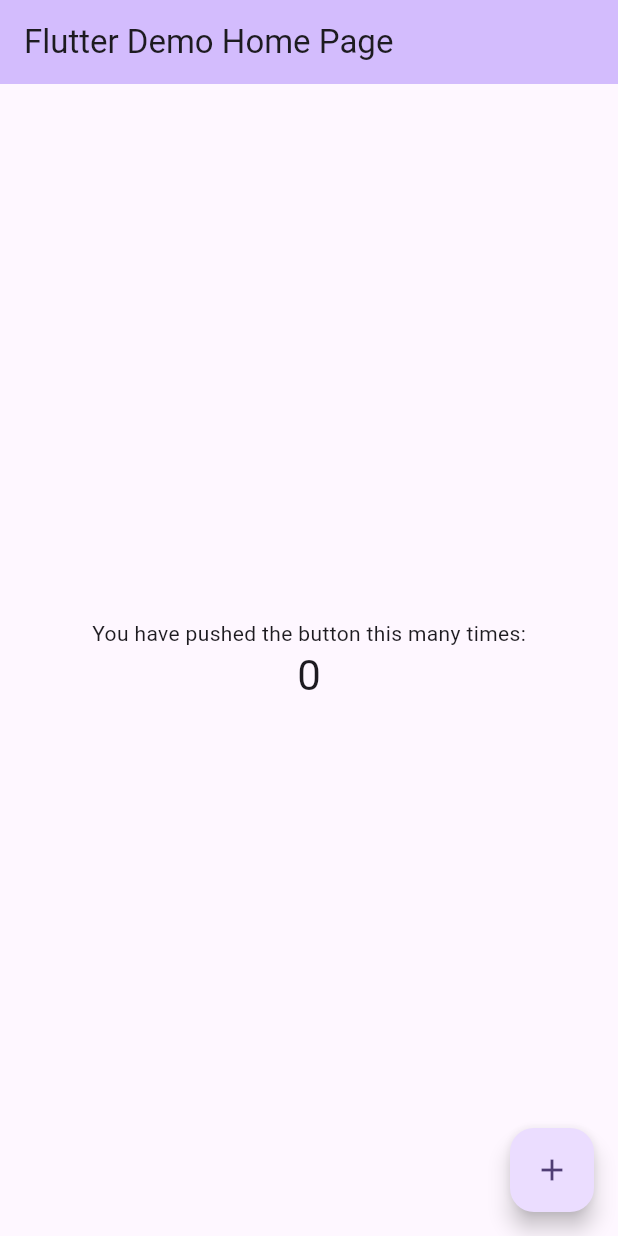
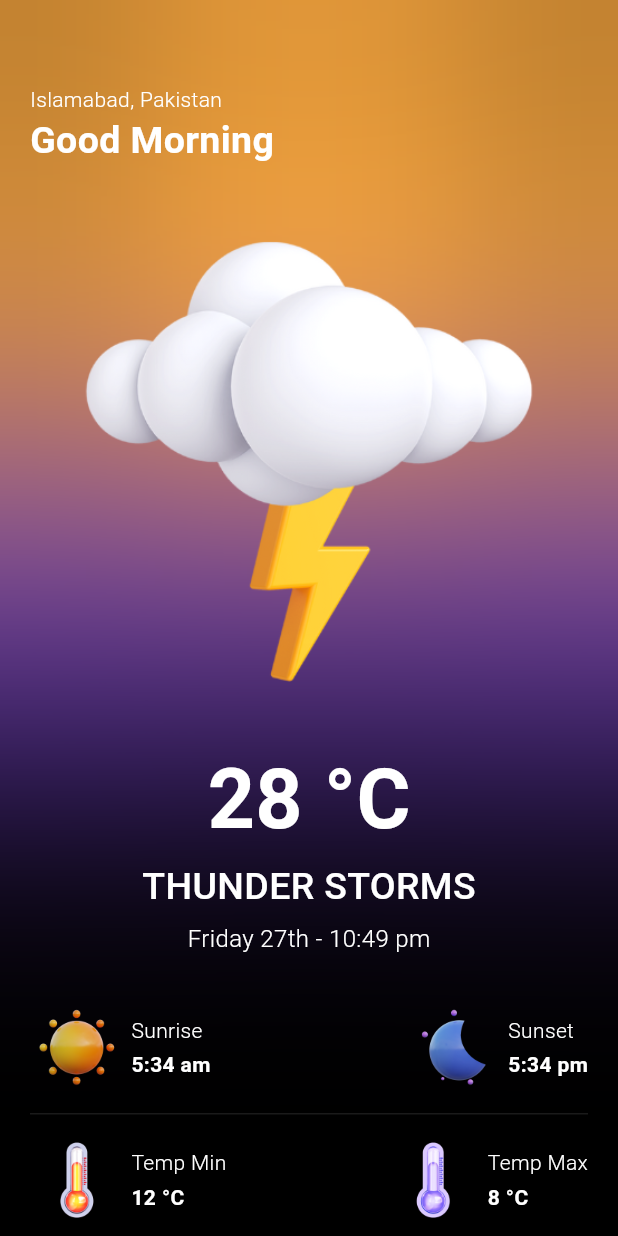
Before and after one commit to IkramKhan-DevOps/weather_app, a Flutter app: the screen it shows after launch, on a phone screen of 412 x 824 dp. Run offline on Flutter 3.47's test engine with Material 3 defaults, Android fonts, the phone set to English and light mode, and no system bars.

Commit message:
DESIGN | KOTLIN | DEPENDECIES | GRADLE - home page design ready and some configs

```diff
--- a/lib/main.dart
+++ b/lib/main.dart
@@ -1,4 +1,5 @@
 import 'package:flutter/material.dart';
+import 'package:weather/screens/home.dart';
 
 void main() {
   runApp(const MyApp());
@@ -11,115 +12,12 @@ class MyApp extends StatelessWidget {
   @override
   Widget build(BuildContext context) {
     return MaterialApp(
-      title: 'Flutter Demo',
+      title: 'Weather App',
       theme: ThemeData(
-        // This is the theme of your application.
-        //
-        // TRY THIS: Try running your application with "flutter run". You'll see
-        // the application has a purple toolbar. Then, without quitting the app,
-        // try changing the seedColor in the colorScheme below to Colors.green
-        // and then invoke "hot reload" (save your changes or press the "hot
-        // reload" button in a Flutter-supported IDE, or press "r" if you used
-        // the command line to start the app).
-        //
-        // Notice that the counter didn't reset back to zero; the application
-        // state is not lost during the reload. To reset the state, use hot
-        // restart instead.
-        //
-        // This works for code too, not just values: Most code changes can be
-        // tested with just a hot reload.
         colorScheme: ColorScheme.fromSeed(seedColor: Colors.deepPurple),
         useMaterial3: true,
       ),
-      home: const MyHomePage(title: 'Flutter Demo Home Page'),
+      home: HomeScreen(),
     );
   }
 }
-
-class MyHomePage extends StatefulWidget {
-  const MyHomePage({super.key, required this.title});
-
-  // This widget is the home page of your application. It is stateful, meaning
-  // that it has a State object (defined below) that contains fields that affect
-  // how it looks.
-
-  // This class is the configuration for the state. It holds the values (in this
-  // case the title) provided by the parent (in this case the App widget) and
-  // used by the build method of the State. Fields in a Widget subclass are
-  // always marked "final".
-
-  final String title;
-
-  @override
-  State<MyHomePage> createState() => _MyHomePageState();
-}
-
-class _MyHomePageState extends State<MyHomePage> {
-  int _counter = 0;
-
-  void _incrementCounter() {
-    setState(() {
-      // This call to setState tells the Flutter framework that something has
-      // changed in this State, which causes it to rerun the build method below
-      // so that the display can reflect the updated values. If we changed
-      // _counter without calling setState(), then the build method would not be
-      // called again, and so nothing would appear to happen.
-      _counter++;
-    });
-  }
-
-  @override
-  Widget build(BuildContext context) {
-    // This method is rerun every time setState is called, for instance as done
-    // by the _incrementCounter method above.
-    //
-    // The Flutter framework has been optimized to make rerunning build methods
-    // fast, so that you can just rebuild anything that needs updating rather
-    // than having to individually change instances of widgets.
-    return Scaffold(
-      appBar: AppBar(
-        // TRY THIS: Try changing the color here to a specific color (to
-        // Colors.amber, perhaps?) and trigger a hot reload to see the AppBar
-        // change color while the other colors stay the same.
-        backgroundColor: Theme.of(context).colorScheme.inversePrimary,
-        // Here we take the value from the MyHomePage object that was created by
-        // the App.build method, and use it to set our appbar title.
-        title: Text(widget.title),
-      ),
-      body: Center(
-        // Center is a layout widget. It takes a single child and positions it
-        // in the middle of the parent.
-        child: Column(
-          // Column is also a layout widget. It takes a list of children and
-          // arranges them vertically. By default, it sizes itself to fit its
-          // children horizontally, and tries to be as tall as its parent.
-          //
-          // Column has various properties to control how it sizes itself and
-          // how it positions its children. Here we use mainAxisAlignment to
-          // center the children vertically; the main axis here is the vertical
-          // axis because Columns are vertical (the cross axis would be
-          // horizontal).
-          //
-          // TRY THIS: Invoke "debug painting" (choose the "Toggle Debug Paint"
-          // action in the IDE, or press "p" in the console), to see the
-          // wireframe for each widget.
-          mainAxisAlignment: MainAxisAlignment.center,
-          children: <Widget>[
-            const Text(
-              'You have pushed the button this many times:',
-            ),
-            Text(
-              '$_counter',
-              style: Theme.of(context).textTheme.headlineMedium,
-            ),
-          ],
-        ),
-      ),
-      floatingActionButton: FloatingActionButton(
-        onPressed: _incrementCounter,
-        tooltip: 'Increment',
-        child: const Icon(Icons.add),
-      ), // This trailing comma makes auto-formatting nicer for build methods.
-    );
-  }
-}
--- /dev/null
+++ b/lib/screens/home.dart
@@ -0,0 +1,304 @@
+import 'dart:ui';
+
+import 'package:flutter/cupertino.dart';
+import 'package:flutter/material.dart';
+import 'package:flutter/painting.dart';
+import 'package:flutter/services.dart';
+
+class HomeScreen extends StatelessWidget {
+  const HomeScreen({super.key});
+
+  @override
+  Widget build(BuildContext context) {
+    Size screen_size = MediaQuery
+        .of(context)
+        .size;
+
+    return Scaffold(
+      backgroundColor: Colors.black,
+      extendBodyBehindAppBar: true,
+      appBar: AppBar(
+        backgroundColor: Colors.transparent,
+        elevation: 0,
+        systemOverlayStyle:
+        const SystemUiOverlayStyle(statusBarBrightness: Brightness.dark),
+      ),
+
+      //body
+      body: Padding(
+        padding: const EdgeInsets.fromLTRB(20, 1.0 * kToolbarHeight, 20, 20),
+        child: SizedBox(
+          height: screen_size.height,
+          child: Stack(
+            children: [
+              // PURPLE
+              Align(
+                alignment: const AlignmentDirectional(3, -0.3),
+                child: Container(
+                  height: 300,
+                  width: 300,
+                  decoration: const BoxDecoration(
+                    shape: BoxShape.circle,
+                    color: Colors.deepPurple,
+                  ),
+                ),
+              ),
+
+              // PURPLE
+              Align(
+                alignment: const AlignmentDirectional(-3, -0.3),
+                child: Container(
+                  height: 300,
+                  width: 300,
+                  decoration: const BoxDecoration(
+                    shape: BoxShape.circle,
+                    color: Color(0xFF673AB7),
+                  ),
+                ),
+              ),
+
+              // YELLOW
+              Align(
+                alignment: const AlignmentDirectional(0, -1.2),
+                child: Container(
+                  height: 300,
+                  width: 600,
+                  decoration: const BoxDecoration(
+                    color: Color(0xFFFFAB40),
+                  ),
+                ),
+              ),
+
+              // MAGIC
+              BackdropFilter(
+                filter: ImageFilter.blur(
+                  sigmaX: 100.0,
+                  sigmaY: 100.0,
+                ),
+                child: Container(
+                  decoration: const BoxDecoration(
+                    color: Colors.transparent,
+                  ),
+                ),
+              ),
+
+              // REAL APP LOGIC
+              SizedBox(
+                height: screen_size.height,
+                width: screen_size.width,
+                child: Column(
+                  crossAxisAlignment: CrossAxisAlignment.start,
+                  children: [
+                    // TOP
+                    const Text(
+                      "Islamabad, Pakistan",
+                      style: TextStyle(
+                        fontWeight: FontWeight.w300,
+                        color: Colors.white,
+                      ),
+                    ),
+                    const Text(
+                      "Good Morning",
+                      style: TextStyle(
+                        color: Colors.white,
+                        fontWeight: FontWeight.bold,
+                        fontSize: 25,
+                      ),
+                    ),
+
+                    // MIDDLE
+                    const SizedBox(
+                      height: 10,
+                    ),
+                    Image.asset("assets/images/1.png"),
+                    const Center(
+                      child: Text(
+                        '28 °C',
+                        style: TextStyle(
+                          color: Colors.white,
+                          fontWeight: FontWeight.w600,
+                          fontSize: 55,
+                        ),
+                      ),
+                    ),
+                    const Center(
+                      child: Text(
+                        'THUNDER STORMS',
+                        style: TextStyle(
+                          color: Colors.white,
+                          fontWeight: FontWeight.w500,
+                          fontSize: 25,
+                        ),
+                      ),
+                    ),
+                    const SizedBox(height: 5),
+                    const Center(
+                      child: Text(
+                        'Friday 27th - 10:49 pm',
+                        style: TextStyle(
+                          color: Colors.white, fontSize: 16,
+                          fontWeight: FontWeight.w300,
+                        ),
+                      ),
+                    ),
+
+                    // END -----------------------------------------------------
+                    const SizedBox(height: 30),
+
+                    // UPPER ROW
+                    Row(
+                      mainAxisAlignment: MainAxisAlignment.spaceBetween,
+                      children: [
+                        // LEFT
+                        Row(
+                          mainAxisAlignment: MainAxisAlignment.spaceBetween,
+                          children: [
+                            Image.asset(
+                              "assets/images/11.png",
+                              scale: 8,
+                            ),
+                            const SizedBox(width: 5),
+                            const Column(
+                              crossAxisAlignment: CrossAxisAlignment.start,
+                              children: [
+                                Text(
+                                  "Sunrise",
+                                  style: TextStyle(
+                                    color: Colors.white,
+                                    fontWeight: FontWeight.w300,
+                                  ),
+                                ),
+                                SizedBox(height: 3),
+                                Text(
+                                  "5:34 am",
+                                  style: TextStyle(
+                                    color: Colors.white,
+                                    fontWeight: FontWeight.w700,
+                                  ),
+                                ),
+                              ],
+                            )
+                          ],
+                        ),
+
+                        // RIGHT
+                        Row(
+                          mainAxisAlignment: MainAxisAlignment.spaceBetween,
+                          children: [
+                            Image.asset(
+                              "assets/images/12.png",
+                              scale: 8,
+                            ),
+                            const SizedBox(width: 5),
+                            const Column(
+                              crossAxisAlignment: CrossAxisAlignment.start,
+                              children: [
+                                Text(
+                                  "Sunset",
+                                  style: TextStyle(
+                                    color: Colors.white,
+                                    fontWeight: FontWeight.w300,
+                                  ),
+                                ),
+                                SizedBox(height: 3),
+                                Text(
+                                  "5:34 pm",
+                                  style: TextStyle(
+                                    color: Colors.white,
+                                    fontWeight: FontWeight.w700,
+                                  ),
+                                ),
+                              ],
+                            )
+                          ],
+                        )
+                      ],
+                    ),
+
+                    // DIVIDER
+                    const Padding(
+                      padding: EdgeInsets.symmetric(vertical: 5.0),
+                      child: Divider(
+                        color: Colors.white10,
+                      ),
+                    ),
+
+                    // LOWER ROW
+                    Row(
+                      mainAxisAlignment: MainAxisAlignment.spaceBetween,
+                      children: [
+                        // LEFT
+                        Row(
+                          mainAxisAlignment: MainAxisAlignment.spaceBetween,
+                          children: [
+                            Image.asset(
+                              "assets/images/13.png",
+                              scale: 8,
+                            ),
+                            const SizedBox(width: 5),
+                            const Column(
+                              crossAxisAlignment: CrossAxisAlignment.start,
+                              children: [
+                                Text(
+                                  "Temp Min",
+                                  style: TextStyle(
+                                    color: Colors.white,
+                                    fontWeight: FontWeight.w300,
+                                  ),
+                                ),
+                                SizedBox(height: 3),
+                                Text(
+                                  "12 °C",
+                                  style: TextStyle(
+                                    color: Colors.white,
+                                    fontWeight: FontWeight.w700,
+                                  ),
+                                ),
+                              ],
+                            )
+                          ],
+                        ),
+
+                        // RIGHT
+                        Row(
+                          mainAxisAlignment: MainAxisAlignment.spaceBetween,
+                          children: [
+                            Image.asset(
+                              "assets/images/14.png",
+                              scale: 8,
+                            ),
+                            const SizedBox(width: 5),
+                            const Column(
+                              crossAxisAlignment: CrossAxisAlignment.start,
+                              children: [
+                                Text(
+                                  "Temp Max",
+                                  style: TextStyle(
+                                    color: Colors.white,
+                                    fontWeight: FontWeight.w300,
+                                  ),
+                                ),
+                                SizedBox(height: 3),
+                                Text(
+                                  "8 °C",
+                                  style: TextStyle(
+                                    color: Colors.white,
+                                    fontWeight: FontWeight.w700,
+                                  ),
+                                ),
+                              ],
+                            )
+                          ],
+                        )
+                      ],
+                    )
+                  ],
+                ),
+              )
+            ],
+          ),
+        ),
+      ),
+    );
+  }
+}
```
Also changed, not shown: pubspec.yaml (+8 -5 lines), assets/1.png (added), assets/images/1.png (added), assets/images/11.png (added), assets/images/12.png (added), assets/images/13.png (added), assets/images/14.png (added), assets/images/2.png (added), assets/images/3.png (added), assets/images/4.png (added), assets/images/5.png (added), assets/images/6.png (added), assets/images/7.png (added), assets/images/8.png (added), 1 more files, 7 other files.
